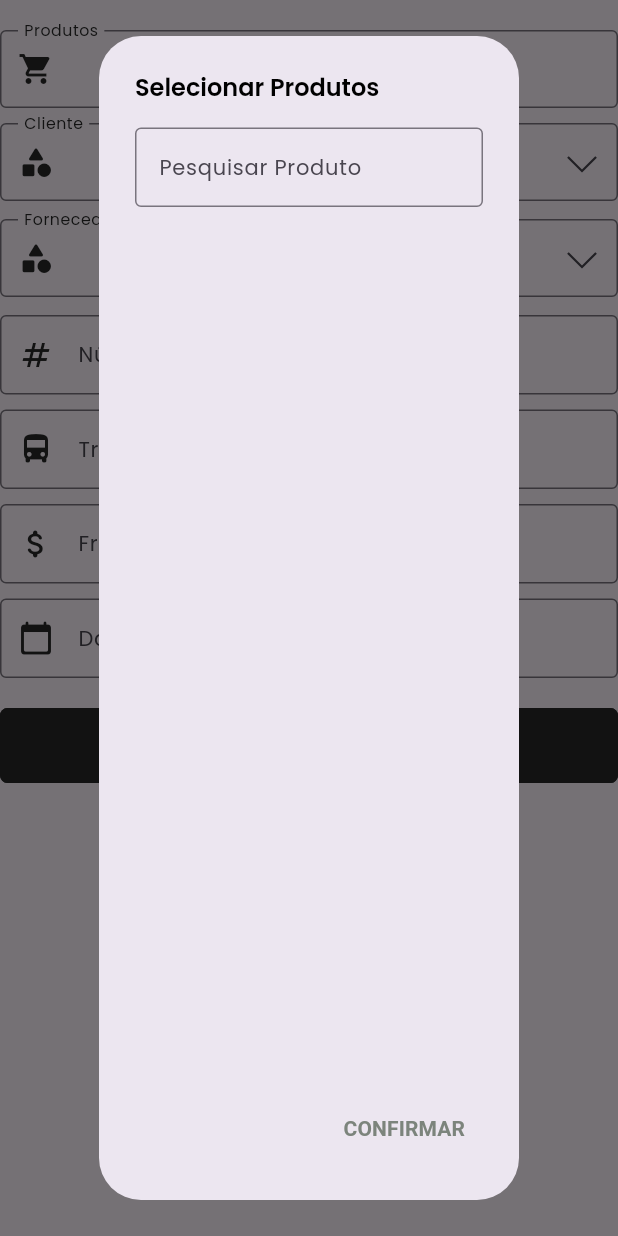
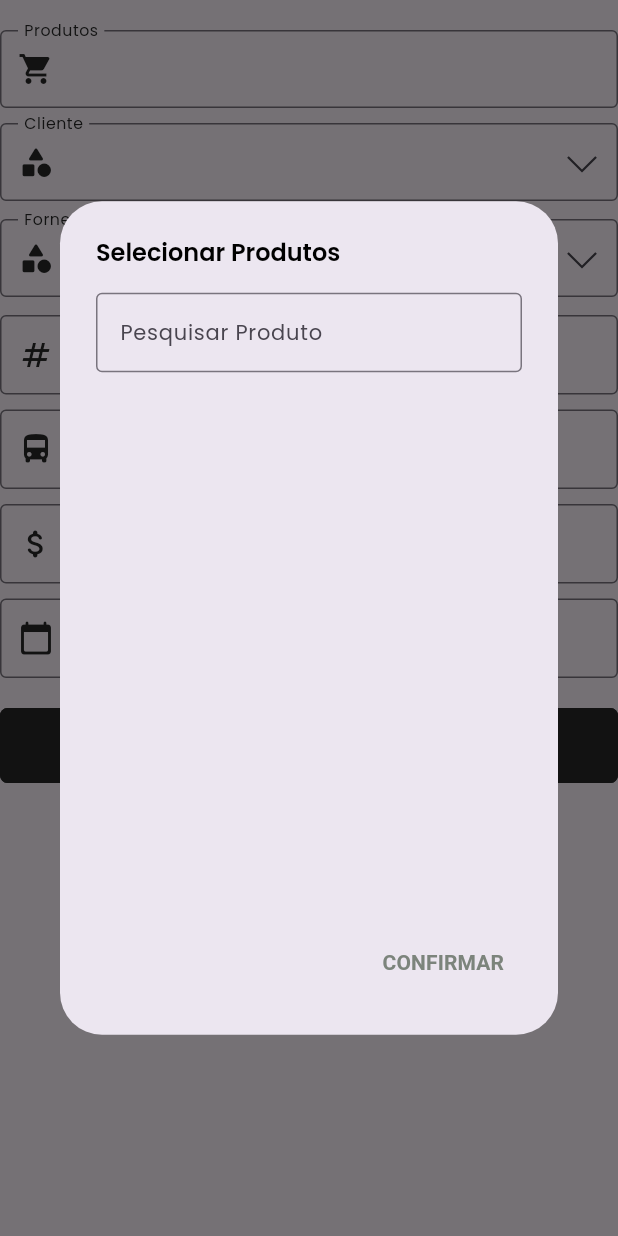
Before and after one commit to marcellaresende/JAudi, a Flutter app: the RegisterSaleFormWidget widget shown alone on an empty page, opened directly, after a tap on "Produtos", on a phone screen of 412 x 824 dp. Run offline on Flutter 3.47's test engine with Material 3 defaults, Android fonts, the phone set to English and light mode, and no system bars; our stand-ins replace get, google_fonts, line_awesome_flutter, mask_text_input_formatter; missing offline and left inert: dart:html.

Commit message:
layout alertDialog sale
90%

```diff
--- /dev/null
+++ b/front/devtools_options.yaml
@@ -0,0 +1 @@
+extensions:
--- a/front/lib/src/features/core/screens/sale/register_sale_form_widget.dart
+++ b/front/lib/src/features/core/screens/sale/register_sale_form_widget.dart
@@ -79,53 +79,38 @@ class _RegisterSaleFormWidget extends State<RegisterSaleFormWidget> {
     final result = await showDialog<List<ProductQttRequest>>(
       context: context,
       builder: (BuildContext context) {
-
         return StatefulBuilder(
           builder: (context, setState) {
-          return LayoutBuilder(
-            builder: (context, constraints) {
-              double elementWidth;
-              if (constraints.maxWidth < 800) {
-                elementWidth = double.infinity;
-              } else {
-                elementWidth = constraints.maxWidth * 0.3;
-              }
-
             return AlertDialog(
               title: Text('Selecionar Produtos', style: Theme.of(context).textTheme.headline4),
               content: Container(
-                  width: elementWidth,
+                width: MediaQuery.of(context).size.width * 0.7,
                 child: Column(
                   mainAxisSize: MainAxisSize.min,
                   children: [
                     TextField(
                       controller: searchController,
                       decoration: const InputDecoration(
-                            labelText: 'Pesquisar Produto'),
+                        labelText: 'Pesquisar Produto',
+                      ),
                       onChanged: (value) {
                         setState(() {
                           filteredProducts = products
-                                .where((product) =>
-                                product.name.toLowerCase().contains(
-                                    value.toLowerCase()))
+                              .where((product) => product.name.toLowerCase().contains(value.toLowerCase()))
                               .toList();
                         });
                       },
                     ),
                     const SizedBox(height: 16),
-                      Expanded(
+                    SizedBox(
+                      height: MediaQuery.of(context).size.height * 0.4, // Tamanho fixo para a lista de produtos
                       child: ListView(
-                          shrinkWrap: true,
-                          children: (searchController.text.isEmpty
-                              ? products
-                              : filteredProducts)
+                        children: (searchController.text.isEmpty ? products : filteredProducts)
                             .map((product) {
-                            final isSelected = selectedProducts.any((p) =>
-                            p.idProduct == product.id);
+                          final isSelected = selectedProducts.any((p) => p.idProduct == product.id);
                           final selectedProduct = selectedProducts.firstWhere(
                                 (p) => p.idProduct == product.id,
-                              orElse: () => ProductQttRequest(
-                                  idProduct: product.id, qtt: 1),
+                            orElse: () => ProductQttRequest(idProduct: product.id, qtt: 1),
                           );
 
                           if (!quantityControllers.containsKey(product.id)) {
@@ -224,7 +209,6 @@ class _RegisterSaleFormWidget extends State<RegisterSaleFormWidget> {
             );
           },
         );
-        });
       },
     );
 
@@ -234,6 +218,7 @@ class _RegisterSaleFormWidget extends State<RegisterSaleFormWidget> {
       });
     }
   }
+
 
   Future<void> fetchClientId() async {
     try {
```
Also changed, not shown: front/lib/src/features/core/screens/sale/update_sale_screen.dart (+10 -25 lines). Lines whose indentation alone changed are shown as unchanged.
